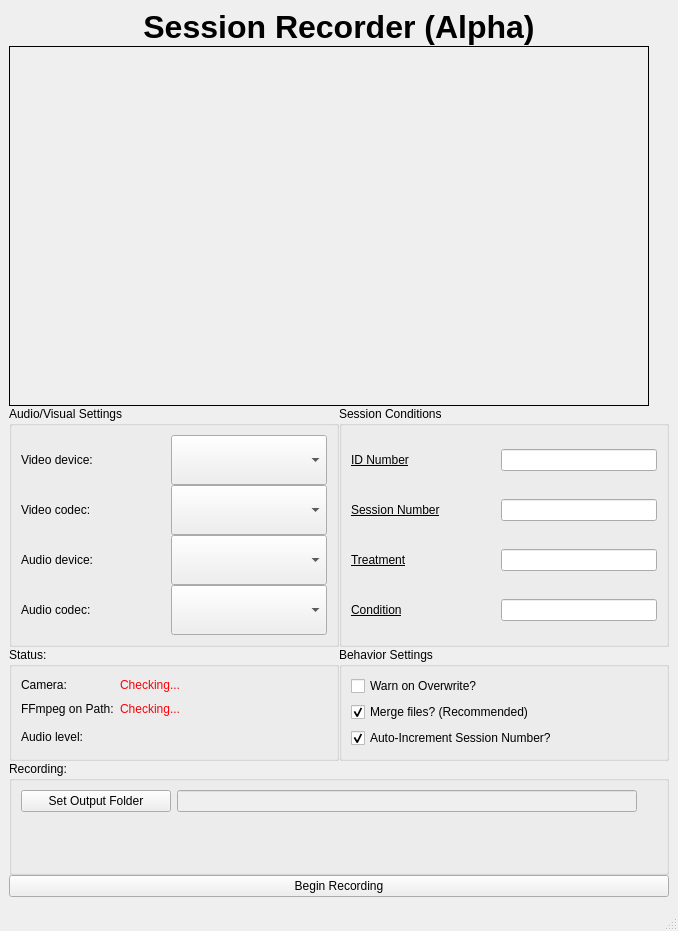
The window that avrecorder.ui (miyamot0/SessionRecorder) describes before a commit, drawn with Qt 5.
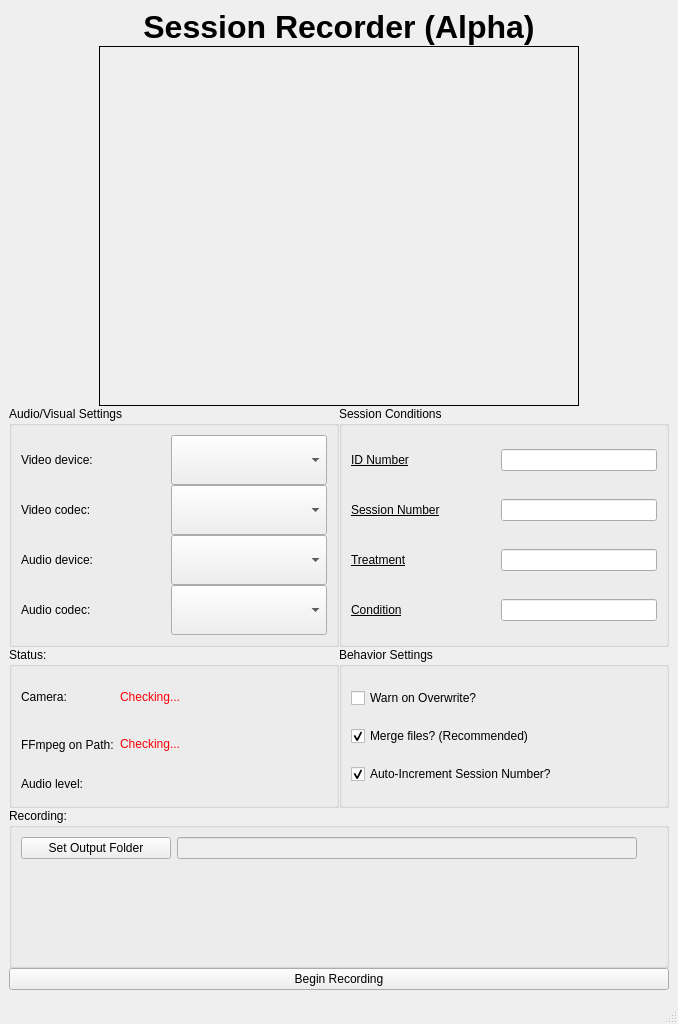
The same window after the commit.

Commit message: Working on windows... man support for this stuff is bad (webcams vary too much)

Patch:
```diff
--- a/avrecorder.ui
+++ b/avrecorder.ui
@@ -7,7 +7,7 @@
     <x>0</x>
     <y>0</y>
     <width>678</width>
-    <height>931</height>
+    <height>1024</height>
    </rect>
   </property>
   <property name="sizePolicy">
@@ -24,8 +24,8 @@
   </property>
   <property name="maximumSize">
    <size>
-    <width>678</width>
-    <height>931</height>
+    <width>750</width>
+    <height>1024</height>
    </size>
   </property>
   <property name="contextMenuPolicy">
@@ -75,6 +75,8 @@
          </widget>
         </item>
         <item>
+         <layout class="QHBoxLayout" name="horizontalLayout_3">
+          <item>
          <widget class="QLabel" name="viewfinder_0">
           <property name="sizePolicy">
            <sizepolicy hsizetype="Preferred" vsizetype="Maximum">
@@ -84,13 +86,13 @@
           </property>
           <property name="minimumSize">
            <size>
-            <width>640</width>
+              <width>480</width>
             <height>360</height>
            </size>
           </property>
           <property name="maximumSize">
            <size>
-            <width>640</width>
+              <width>480</width>
             <height>360</height>
            </size>
           </property>
@@ -113,6 +115,8 @@
            <number>0</number>
           </property>
          </widget>
+          </item>
+         </layout>
         </item>
         <item>
          <layout class="QHBoxLayout" name="horizontalLayout_2">
```
Lines whose indentation alone changed are shown as unchanged. The commit also changes 5 other files.
